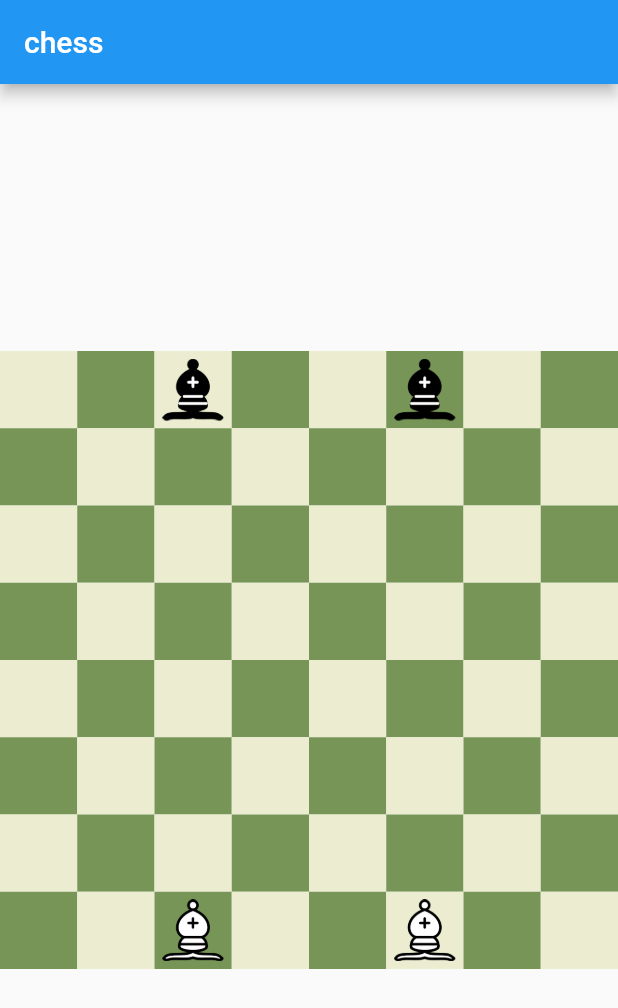
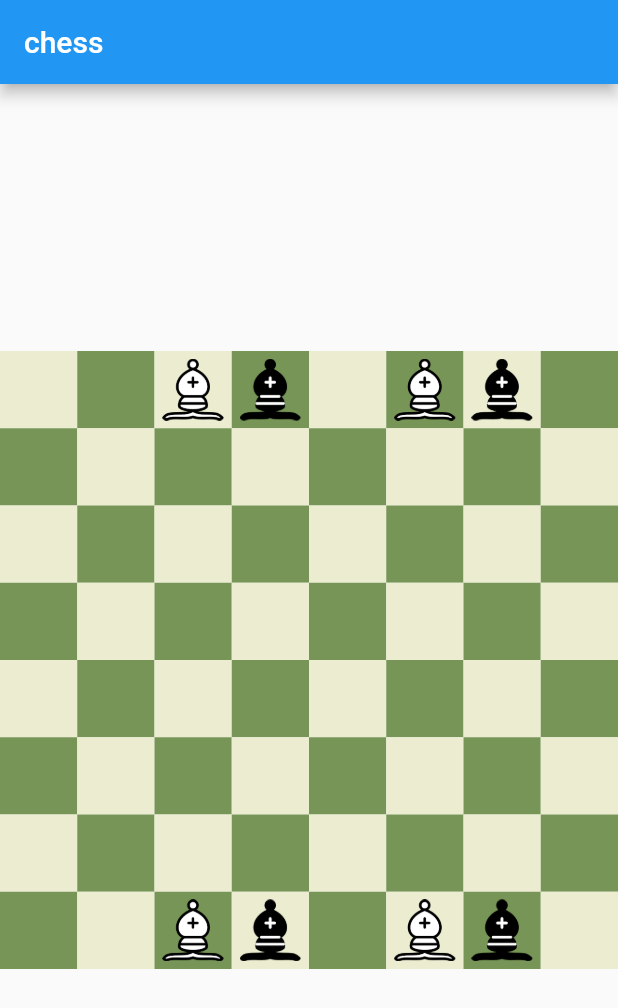
Before and after one commit to Mikhailli/Chess_App, a Flutter app: the screen it shows after launch, on a phone screen of 412 x 824 dp. Shown: the top 1008 px of the screen. Run offline on Flutter 3.47's test engine with Material 2 defaults, Android fonts, the phone set to English and light mode, and no system bars.

Commit message:
feat(game_coordinator): change initial

```diff
--- a/lib/game_coordinator.dart
+++ b/lib/game_coordinator.dart
@@ -29,8 +29,12 @@ class GameCoordinator {
         [
           Bishop(PlayerColor.white, Location(2, 0)),
           Bishop(PlayerColor.white, Location(5, 0)),
-          Bishop(PlayerColor.black, Location(2, 7)),
-          Bishop(PlayerColor.black, Location(5, 7))
+          Bishop(PlayerColor.white, Location(2, 7)),
+          Bishop(PlayerColor.white, Location(5, 7)),
+          Bishop(PlayerColor.black, Location(3, 0)),
+          Bishop(PlayerColor.black, Location(6, 0)),
+          Bishop(PlayerColor.black, Location(3, 7)),
+          Bishop(PlayerColor.black, Location(6, 7))
         ]
     );
   }
```
